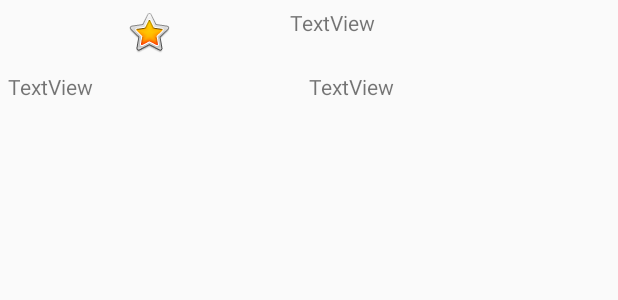
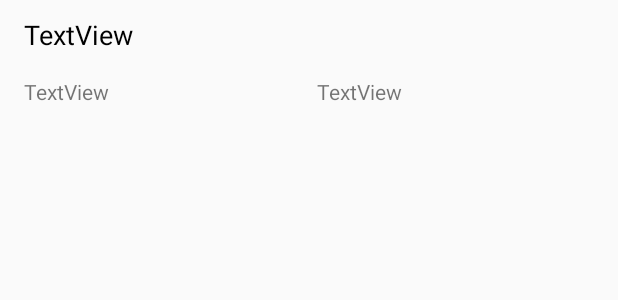
Before and after one commit to khj1008/Tripool-app, an Android app: the layout trip_item.xml on its own in the app's theme, with its tools: preview values and no code run, on a phone screen of 412 x 824 dp. Shown: the top 300 px of the screen. Run offline under Robolectric (Android 15) with nearby library versions, the phone set to English and light mode, and no system bars.

Commit message:
친구목록, 여행목록 UI 일부 변경

```diff
--- a/app/src/main/java/com/gachon/kimhyju/tripool/others/MyFirebaseMessagingService.java
+++ b/app/src/main/java/com/gachon/kimhyju/tripool/others/MyFirebaseMessagingService.java
@@ -26,9 +26,10 @@ public class MyFirebaseMessagingService extends FirebaseMessagingService {
         Log.d(TAG,"from:"+from);
         Log.d(TAG,notification_title);
         Log.d(TAG,notification_body);
+
+        //알림 클릭시 이벤트(백그라운드에서 액티비티 실행시 앱이 Resume되면서 수락 액티비티 실행 or 백그라운드에서 액티비티 미 실행시 수락 액티비티만 실행)
         String noti_clcik=remoteMessage.getNotification().getClickAction();
         Intent click_intent=new Intent(noti_clcik);
-        click_intent.putExtra("action","request_friend");
         click_intent.putExtra("friend_id",user_id);
         click_intent.putExtra("nickName",nickName);
         click_intent.putExtra("email",email);
--- a/app/src/main/res/layout/trip_item.xml
+++ b/app/src/main/res/layout/trip_item.xml
@@ -3,32 +3,31 @@
     xmlns:app="http://schemas.android.com/apk/res-auto"
     android:layout_width="match_parent"
     android:layout_height="wrap_content"
-    android:orientation="vertical">
+    android:orientation="vertical"
+    android:paddingLeft="5dp">
 
     <LinearLayout
         android:layout_width="match_parent"
         android:layout_height="wrap_content"
+        android:layout_weight="1"
         android:orientation="horizontal"
         android:padding="5dp">
-
-        <ImageView
-            android:id="@+id/isMaintrip"
-            android:layout_width="wrap_content"
-            android:layout_height="wrap_content"
-            android:layout_weight="1"
-            app:srcCompat="@android:drawable/btn_star_big_on" />
 
         <TextView
             android:id="@+id/triplist_subject"
             android:layout_width="wrap_content"
-            android:layout_height="wrap_content"
-            android:layout_weight="1"
-            android:text="TextView" />
+            android:layout_height="match_parent"
+            android:layout_margin="5dp"
+            android:gravity="center_vertical"
+            android:text="TextView"
+            android:textColor="@android:color/black"
+            android:textSize="18sp" />
     </LinearLayout>
 
     <LinearLayout
         android:layout_width="match_parent"
         android:layout_height="wrap_content"
+        android:layout_weight="1"
         android:orientation="horizontal"
         android:padding="5dp">
 
@@ -36,6 +35,7 @@
             android:id="@+id/triplist_country"
             android:layout_width="wrap_content"
             android:layout_height="wrap_content"
+            android:layout_marginLeft="5dp"
             android:layout_weight="1"
             android:text="TextView" />
 
```
Also changed, not shown: app/src/main/java/com/gachon/kimhyju/tripool/activity/MainActivity.java (+0 -11 lines), app/src/main/res/layout/friend_item.xml (+12 -9 lines).
